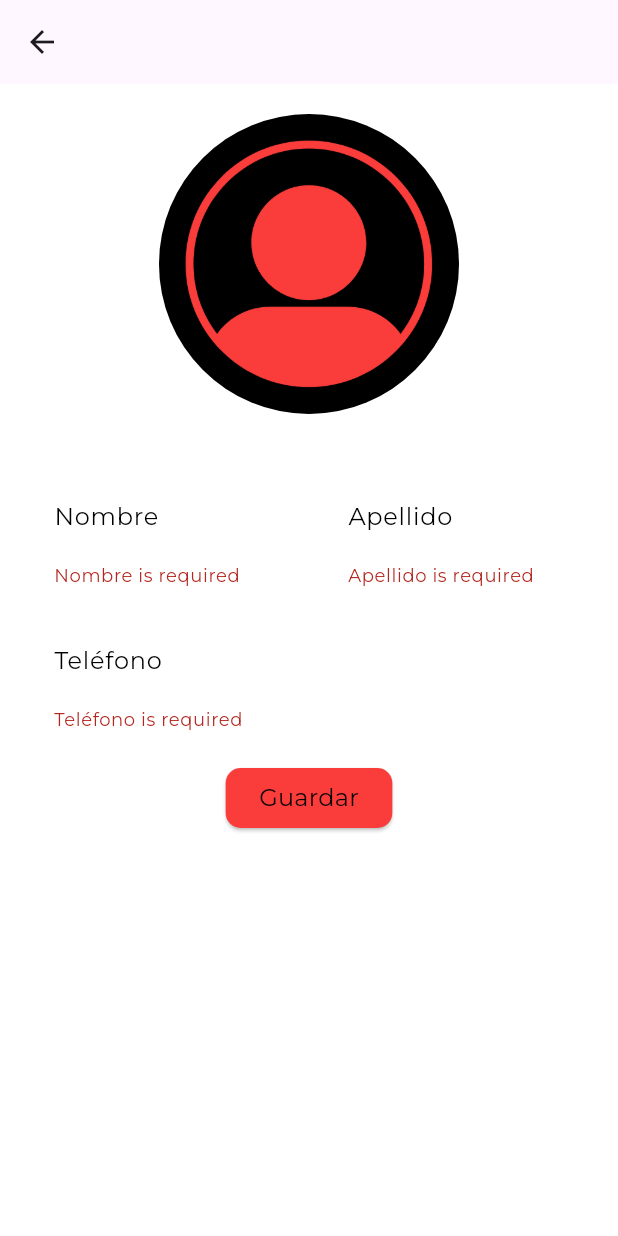
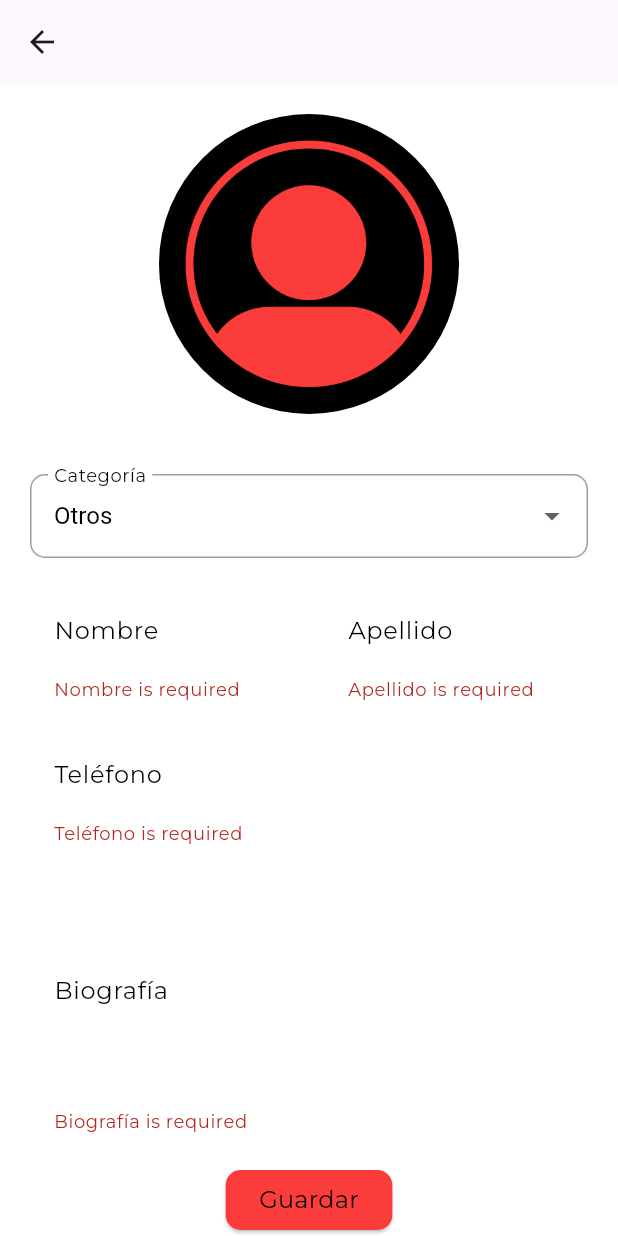
Before and after one commit to WolvenSoen/street_vendors, a Flutter app: the EditProfileScreen screen opened directly, after a tap on "Guardar", on a phone screen of 412 x 824 dp. Run offline on Flutter 3.47's test engine with Material 3 defaults, Android fonts, the light colour scheme and no system bars; our stand-ins replace cloud_firestore, connectivity_plus, firebase_auth, firebase_core, firebase_messaging, firebase_storage and 10 more; accounts and stored records are empty.

Commit message:
Added Category & Bio fields to UserModel

```diff
--- a/lib/src/features/authentication/controllers/signup/signup_controller.dart
+++ b/lib/src/features/authentication/controllers/signup/signup_controller.dart
@@ -64,6 +64,8 @@ class SignupController extends GetxController{
         profilePicture: '',
         fcmtoken: fcmToken ?? '',
         isSelling: false,
+        bio: '',
+        category: 'Otros',
       );
 
       final userRepository = Get.put(UserRepository());
--- a/lib/src/features/authentication/models/user_model.dart
+++ b/lib/src/features/authentication/models/user_model.dart
@@ -12,6 +12,8 @@ class UserModel {
   String profilePicture;
   String fcmtoken;
   bool isSelling;
+  String bio;
+  String category;
 
   UserModel({
     required this.id,
@@ -24,6 +26,8 @@ class UserModel {
     required this.profilePicture,
     required this.fcmtoken,
     required this.isSelling,
+    required this.bio,
+    required this.category,
   });
 
   String get formatedPhoneNumber => Formatters.formatPhoneNumber(phoneNumber);
@@ -39,6 +43,8 @@ class UserModel {
     profilePicture: '',
     fcmtoken: '',
     isSelling: false,
+    bio: '',
+    category: 'Otros',
   );
 
   // CONVERT TO JSON
@@ -53,6 +59,8 @@ class UserModel {
     'profilePicture': profilePicture,
     'fcmtoken': fcmtoken,
     'isSelling': isSelling,
+    'bio': bio,
+    'category': category,
   };
 
   // CONVERT FROM JSON TO MODEL
@@ -70,6 +78,8 @@ class UserModel {
         profilePicture: data['profilePicture'] ?? '',
         fcmtoken: data['fcmtoken'] ?? '',
         isSelling: data['isSelling'] ?? false,
+        bio: data['bio'] ?? '',
+        category: data['category'] ?? 'Otros',
       );
     }
     return UserModel.empty();
--- a/lib/src/features/profile/controllers/edit_profile_controller.dart
+++ b/lib/src/features/profile/controllers/edit_profile_controller.dart
@@ -15,6 +15,25 @@ class EditProfileController extends GetxController {
   final firstName = TextEditingController();
   final lastName = TextEditingController();
   final phoneNumber = TextEditingController();
+  final bio = TextEditingController();
+  // VARIABLE FOR CATEGORY INPUTS
+  var category = 'Otros';
+  // LIST OF CATEGORIES
+  final categories = [
+    "Alimentos y bebidas",
+    "Artesanías y productos locales",
+    "Ropa y accesorios",
+    "Flores y plantas",
+    "Libros y revistas",
+    "Juguetes y artículos para niños",
+    "Electrónica y aparatos",
+    "Herramientas y artículos para el hogar",
+    "Productos de belleza y cuidado personal",
+    "Servicios de reparación y mantenimiento",
+    "Otros",
+  ];
+
+
   final profilePicture = ''.obs;
   GlobalKey<FormState> editProfileFormKey = GlobalKey<FormState>();
 
@@ -27,6 +46,8 @@ class EditProfileController extends GetxController {
     firstName.text = UserController.instance.user.value.firstName;
     lastName.text = UserController.instance.user.value.lastName;
     phoneNumber.text = UserController.instance.user.value.phoneNumber;
+    bio.text = UserController.instance.user.value.bio;
+    category = UserController.instance.user.value.category;
   }
 
   void updateProfile() async{
@@ -54,6 +75,8 @@ class EditProfileController extends GetxController {
         'lastName': lastName.text.trim(),
         'fullName': '${firstName.text.trim()} ${lastName.text.trim()}',
         'phoneNumber': phoneNumber.text.trim(),
+        'bio': bio.text.trim(),
+        'category': category,
       };
       await userRepository.singleModify(updatedData);
 
@@ -63,6 +86,8 @@ class EditProfileController extends GetxController {
         val.lastName = lastName.text.trim();
         val.fullName = '${firstName.text.trim()} ${lastName.text.trim()}';
         val.phoneNumber = phoneNumber.text.trim();
+        val.bio = bio.text.trim();
+        val.category = category;
       });
 
       FullScreenLoader.stopLoading();
--- a/lib/src/features/profile/controllers/user_controller.dart
+++ b/lib/src/features/profile/controllers/user_controller.dart
@@ -45,6 +45,8 @@ class UserController extends GetxController{
             profilePicture: user.photoURL ?? '',
             fcmtoken: fcmToken ?? '',
             isSelling: false,
+            bio: '',
+            category: 'Otros',
           );
 
           // SAVE USER TO FIRESTORE
--- a/lib/src/features/profile/views/edit_profile.dart
+++ b/lib/src/features/profile/views/edit_profile.dart
@@ -3,6 +3,7 @@ import 'package:get/get.dart';
 import 'package:street_vendors/src/features/profile/controllers/edit_profile_controller.dart';
 import 'package:street_vendors/src/utils/constants/text_strings.dart';
 
+import '../../../utils/helpers/helpers.dart';
 import '../../../utils/validators/validators.dart';
 import '../controllers/user_controller.dart';
 
@@ -14,6 +15,9 @@ class EditProfileScreen extends StatelessWidget {
 
     final userController = UserController.instance;
     final controller = Get.put(EditProfileController());
+
+    // GET IF DARK MODE IS ENABLED
+    final dark = Helpers.isDarkMode(context);
 
     return Scaffold(
       appBar: AppBar(
@@ -47,6 +51,31 @@ class EditProfileScreen extends StatelessWidget {
                 padding: EdgeInsets.all(20.0),
                 child: Column(
                   children: [
+                    // SELECT OPTION FOR CATEGORY OF VENDOR
+                    DropdownButtonFormField(
+                      value: controller.category,
+                      decoration: InputDecoration(
+                        labelText: 'Categoría',
+                        labelStyle: TextStyle(
+                          color: dark ? Colors.white : Colors.black,
+                        ),
+                      ),
+                      onChanged: (String? value) {
+                        controller.category = value!;
+                      },
+                      validator: (value) => Validators.validateEmptyField(value, 'Categoría'),
+                      style: TextStyle(
+                        color: dark ? Colors.white : Colors.black,
+                      ).copyWith(fontSize: 16),
+                      items: controller.categories.map<DropdownMenuItem<String>>((String value) {
+                        return DropdownMenuItem<String>(
+                          value: value,
+                          child: Text(value),
+                        );
+                      }).toList(),
+                    ),
+
+                    SizedBox(height: 20),
                     Row(
                       children: <Widget>[
                         Expanded(
@@ -82,6 +111,17 @@ class EditProfileScreen extends StatelessWidget {
                       ),
                     ),
                     const SizedBox(height: 20),
+                    // TEXT AREA FOR BIO
+                    TextFormField(
+                      controller: controller.bio,
+                      validator: (value) => Validators.validateEmptyField(
+                          value, 'Biografía'),
+                      decoration: const InputDecoration(
+                        labelText: 'Biografía',
+                      ),
+                      maxLines: 5,
+                    ),
+                    const SizedBox(height: 20),
                     ElevatedButton(
                       onPressed: () {
                         controller.updateProfile();
--- a/lib/src/features/streeter/controllers/radar_controller.dart
+++ b/lib/src/features/streeter/controllers/radar_controller.dart
@@ -275,7 +275,7 @@ class RadarController extends GetxController {
         //  CODE TO SEND NOTIFICATION TO ALL USERS THAT ARE SUBSCRIBED TO THE TOPIC
 
         final favoritesRepository = Get.put(FavoritesRepository());
-        await favoritesRepository.sendFcmNotification(userController.user.value.id, '¡$vendorName está vendiendo ahora', '¡Ven a ver los productos que tiene para ti!');
+        await favoritesRepository.sendFcmNotification(userController.user.value.id, '¡$vendorName está vendiendo ahora!', '¡Ven a ver los productos que tiene para ti!');
 
         Loaders.warningSnackBar(
             title: 'Estás vendiendo!',
```
Also changed, not shown: 1 other file.
